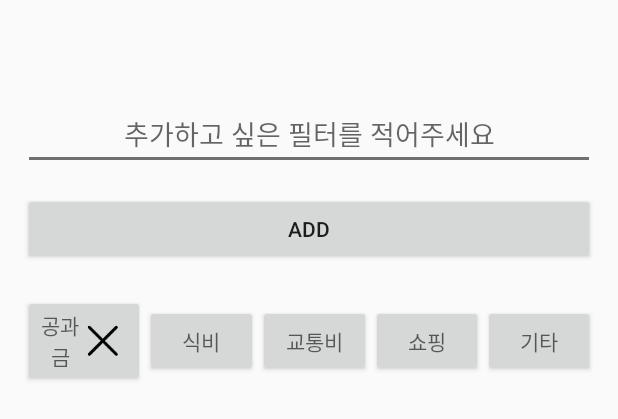
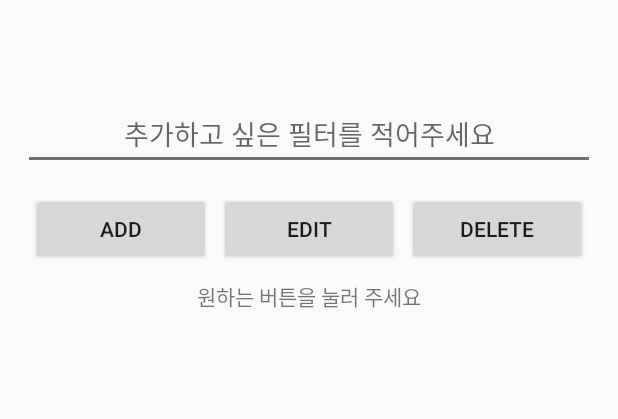
Before and after one commit to xim3739/HouseHolderProject, an Android app: the layout setting_category_dialog.xml on its own in the app's theme, with its tools: preview values and no code run, on a phone screen of 412 x 824 dp. Shown: the top 419 px of the screen. Run offline under Robolectric (Android 15) with nearby library versions, the light colour scheme and no system bars.

Commit message:
setting_category_dialog.xml  editButton,deleteButton add and addButton Excetion edit

```diff
--- a/app/src/main/java/com/example/householderproject/fragment/Fragment1.java
+++ b/app/src/main/java/com/example/householderproject/fragment/Fragment1.java
@@ -251,12 +251,11 @@ public class Fragment1 extends Fragment implements View.OnClickListener, Adapter
                         } else if (radioButtonMinus.isChecked() && !(spinnerFilter.getSelectedItem().toString().equals("필터를 설정해 주세요")) &&
                                 !(editTextCredit.getText().toString().equals(""))) {
 
-<<<<<<< HEAD
                             insertMinusDataBase(view.getContext(), currentDate, editTextCredit.getText().toString(), radioButtonMinus.getText().toString(), spinnerFilter.getSelectedItem().toString(), editTextLocation.getText().toString());
-=======
+
                             insertMinusDataBase(view.getContext(), currentDate, editTextCredit.getText().toString(),
                                     radioButtonMinus.getText().toString(), spinnerFilter.getSelectedItem().toString(), editTextLocation.getText().toString());
->>>>>>> 23e07d647169100f61e797be23b32e75397d000c
+
                         } else {
                             Toast.makeText(getContext(), "선택하지 않은 항목이 있습니다", Toast.LENGTH_LONG).show();
                         }
--- /dev/null
+++ b/app/src/main/java/com/example/householderproject/model/FlowLayout.java
@@ -0,0 +1,131 @@
+package com.example.householderproject.model;
+
+import android.content.Context;
+import android.util.AttributeSet;
+import android.view.View;
+import android.view.ViewGroup;
+
+/**
+ * Created by Administrator on 2019-02-21.
+ */
+
+public class FlowLayout extends ViewGroup {
+
+    private int line_height;
+
+    public static class LayoutParams extends ViewGroup.LayoutParams {
+
+        public final int horizontal_spacing;
+        public final int vertical_spacing;
+
+        /**
+         * @param horizontal_spacing Pixels between items, horizontally 우측 마진
+         * @param vertical_spacing   Pixels between items, vertically 아래쪽 마진
+         */
+        public LayoutParams(int horizontal_spacing, int vertical_spacing) {
+            super(0, 0);
+            this.horizontal_spacing = horizontal_spacing;
+            this.vertical_spacing = vertical_spacing;
+        }
+    }
+
+    public FlowLayout(Context context) {
+        super(context);
+    }
+
+    public FlowLayout(Context context, AttributeSet attrs) {
+        super(context, attrs);
+    }
+
+    @Override
+    protected void onMeasure(int widthMeasureSpec, int heightMeasureSpec) {
+        assert (MeasureSpec.getMode(widthMeasureSpec) != MeasureSpec.UNSPECIFIED);
+
+        final int width = MeasureSpec.getSize(widthMeasureSpec) - getPaddingLeft() - getPaddingRight();
+        int height = MeasureSpec.getSize(heightMeasureSpec) - getPaddingTop() - getPaddingBottom();
+        final int count = getChildCount();
+        int line_height = 0;
+
+        int xpos = getPaddingLeft();
+        int ypos = getPaddingTop();
+
+        int childHeightMeasureSpec;
+        if (MeasureSpec.getMode(heightMeasureSpec) == MeasureSpec.AT_MOST) {
+            childHeightMeasureSpec = MeasureSpec.makeMeasureSpec(height, MeasureSpec.AT_MOST);
+        } else {
+            childHeightMeasureSpec = MeasureSpec.makeMeasureSpec(0, MeasureSpec.UNSPECIFIED);
+        }
+
+
+        for (int i = 0; i < count; i++) {
+            final View child = getChildAt(i);
+            if (child.getVisibility() != GONE) {
+                final LayoutParams lp = (LayoutParams) child.getLayoutParams();
+                child.measure(MeasureSpec.makeMeasureSpec(width, MeasureSpec.AT_MOST), childHeightMeasureSpec);
+                final int childw = child.getMeasuredWidth();
+                line_height = Math.max(line_height, child.getMeasuredHeight() + lp.vertical_spacing);
+
+                if (xpos + childw > width) {
+                    xpos = getPaddingLeft();
+                    ypos += line_height;
+                }
+
+                xpos += childw + lp.horizontal_spacing;
+            }
+        }
+        this.line_height = line_height;
+
+        if (MeasureSpec.getMode(heightMeasureSpec) == MeasureSpec.UNSPECIFIED) {
+            height = ypos + line_height;
+
+        } else if (MeasureSpec.getMode(heightMeasureSpec) == MeasureSpec.AT_MOST) {
+            if (ypos + line_height < height) {
+                height = ypos + line_height;
+            }
+        }
+        setMeasuredDimension(width, height);
+    }
+
+    @Override
+    protected ViewGroup.LayoutParams generateDefaultLayoutParams() {
+        return new LayoutParams(1, 1); // default of 1px spacing
+    }
+
+    @Override
+    protected ViewGroup.LayoutParams generateLayoutParams(ViewGroup.LayoutParams p) {
+        return new LayoutParams(1, 1);
+
+
+    }
+
+    @Override
+    protected boolean checkLayoutParams(ViewGroup.LayoutParams p) {
+        if (p instanceof LayoutParams) {
+            return true;
+        }
+        return false;
+    }
+
+    @Override
+    protected void onLayout(boolean changed, int l, int t, int r, int b) {
+        final int count = getChildCount();
+        final int width = r - l;
+        int xpos = getPaddingLeft();
+        int ypos = getPaddingTop();
+
+        for (int i = 0; i < count; i++) {
+            final View child = getChildAt(i);
+            if (child.getVisibility() != GONE) {
+                final int childw = child.getMeasuredWidth();
+                final int childh = child.getMeasuredHeight();
+                final LayoutParams lp = (LayoutParams) child.getLayoutParams();
+                if (xpos + childw > width) {
+                    xpos = getPaddingLeft();
+                    ypos += line_height;
+                }
+                child.layout(xpos, ypos, xpos + childw, ypos + childh);
+                xpos += childw + lp.horizontal_spacing;
+            }
+        }
+    }
+}
--- a/app/src/main/res/layout/activity_setting.xml
+++ b/app/src/main/res/layout/activity_setting.xml
@@ -20,6 +20,7 @@
             android:padding="5dp"
             android:scaleType="fitCenter"
             android:src="@drawable/category112" />
+
 
         <LinearLayout
             android:layout_width="wrap_content"
--- a/app/src/main/res/layout/setting_category_dialog.xml
+++ b/app/src/main/res/layout/setting_category_dialog.xml
@@ -13,48 +13,67 @@
         android:gravity="center"
         android:hint="추가하고 싶은 필터를 적어주세요" />
 
-    <Button
+    <LinearLayout
         android:layout_width="match_parent"
         android:layout_height="wrap_content"
         android:layout_marginTop="15dp"
-        android:text="ADD" />
-
-    <LinearLayout
-        android:layout_width="wrap_content"
-        android:layout_height="match_parent"
-        android:layout_marginTop="20dp"
         android:orientation="horizontal">
 
         <Button
-            android:drawableRight="@mipmap/exit2"
+            android:id="@+id/btnAdd"
             android:layout_width="wrap_content"
             android:layout_height="wrap_content"
+            android:layout_marginLeft="5dp"
+            android:layout_marginRight="5dp"
             android:layout_weight="1"
-            android:hint="공과금" />
+            android:text="ADD" />
 
         <Button
+            android:id="@+id/btnEdit"
             android:layout_width="wrap_content"
             android:layout_height="wrap_content"
+            android:layout_marginRight="5dp"
             android:layout_weight="1"
-            android:hint="식비" />
+            android:text="Edit" />
+
         <Button
+            android:id="@+id/btnDelete"
             android:layout_width="wrap_content"
             android:layout_height="wrap_content"
+            android:layout_marginRight="5dp"
             android:layout_weight="1"
-            android:hint="교통비" />
+            android:text="Delete" />
 
-        <Button
-            android:layout_width="wrap_content"
-            android:layout_height="wrap_content"
-            android:layout_weight="1"
-            android:hint="쇼핑" />
+    </LinearLayout>
 
-        <Button
-            android:layout_width="wrap_content"
-            android:layout_height="wrap_content"
-            android:layout_weight="1"
-            android:hint="기타" />
+    <TextView
+        android:layout_width="match_parent"
+        android:layout_height="wrap_content"
+        android:layout_marginTop="10dp"
+        android:gravity="center"
+        android:text="원하는 버튼을 눌러 주세요" />
 
+    <LinearLayout
+        android:id="@+id/layoutAddButton"
+        android:layout_width="match_parent"
+        android:layout_height="match_parent"
+        android:layout_marginTop="15dp"
+        android:orientation="vertical">
+
+        <LinearLayout
+            android:id="@+id/layoutButtonAdd"
+            android:layout_width="match_parent"
+            android:layout_height="match_parent"
+            android:orientation="horizontal">
+
+            <com.example.householderproject.model.FlowLayout
+                android:id="@+id/flowlayout"
+                android:layout_width="wrap_content"
+                android:layout_height="wrap_content"
+                android:background="#eeeeee" />
+
+
+        </LinearLayout>
 
     </LinearLayout>
 
```
Also changed, not shown: app/src/main/java/com/example/householderproject/fragment/Fragment4.java (+42 -5 lines).
